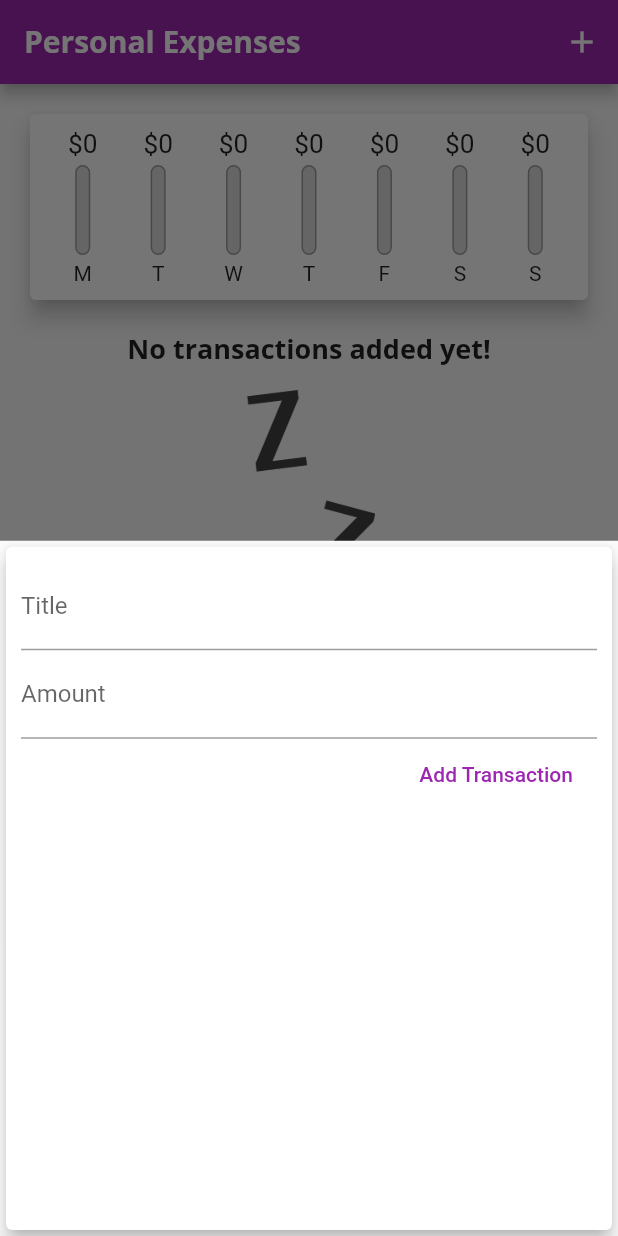
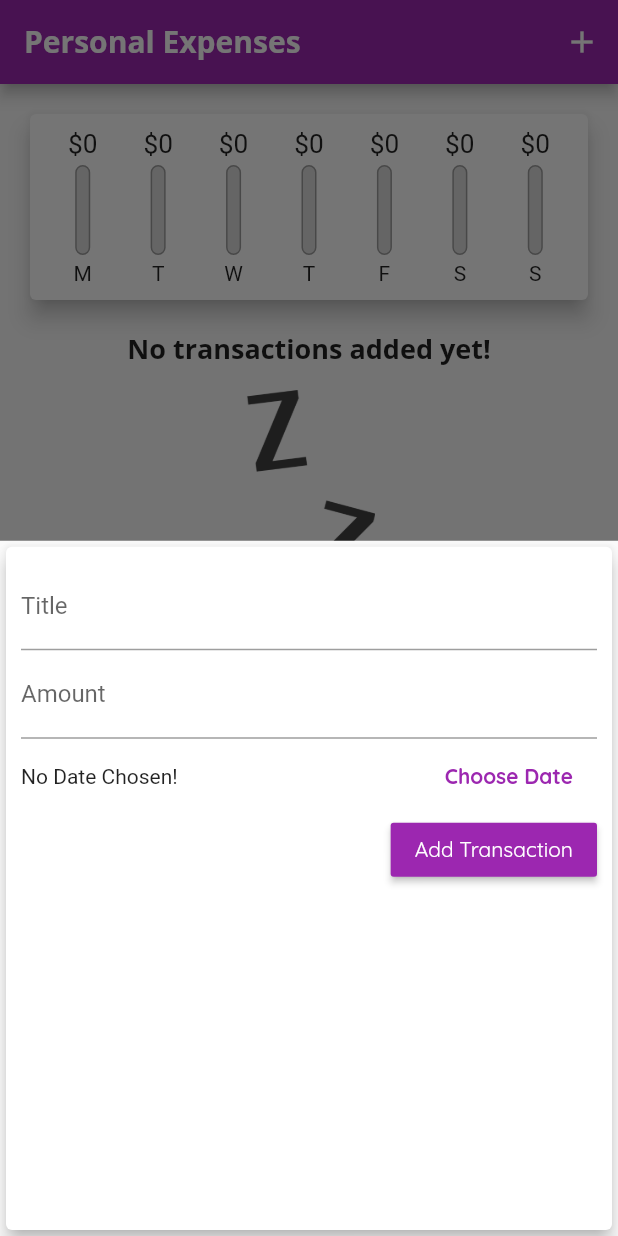
Before and after one commit to pavkoccino/my_expenses, a Flutter app: the screen it shows after launch, after a tap on the "add" icon, on a phone screen of 412 x 824 dp. Run offline on Flutter 3.47's test engine with Material 2 defaults, Android fonts, the phone set to English and light mode, and no system bars.

Commit message:
Finishing the myExpenses app

```diff
--- a/lib/main.dart
+++ b/lib/main.dart
@@ -21,7 +21,8 @@ class MyApp extends StatelessWidget {
               headline6: const TextStyle(
                   fontFamily: 'OpenSans',
                   fontWeight: FontWeight.bold,
-                  fontSize: 18)),
+                  fontSize: 18),
+              button: TextStyle(color: Colors.white)),
           appBarTheme: const AppBarTheme(
             titleTextStyle: TextStyle(
                 fontFamily: 'OpenSans',
@@ -59,15 +60,22 @@ class _MyHomePageState extends State<MyHomePage> {
     }).toList();
   }
 
-  void _addNewTransaction(String txTitle, double txAmount) {
+  void _addNewTransaction(
+      String txTitle, double txAmount, DateTime chosenDate) {
     final newTx = Transaction(
         id: DateTime.now().toString(),
         title: txTitle,
         amount: txAmount,
-        date: DateTime.now());
+        date: chosenDate);
 
     setState(() {
       _userTransactions.add(newTx);
+    });
+  }
+
+  void _deleteTransaction(String id) {
+    setState(() {
+      _userTransactions.removeWhere((tx) => tx.id == id);
     });
   }
 
@@ -100,7 +108,7 @@ class _MyHomePageState extends State<MyHomePage> {
             crossAxisAlignment: CrossAxisAlignment.stretch,
             children: <Widget>[
               Chart(_recentTransactions),
-              TransactionList(_userTransactions)
+              TransactionList(_userTransactions, _deleteTransaction)
             ]),
       ),
       floatingActionButtonLocation: FloatingActionButtonLocation.centerFloat,
--- a/lib/widgets/new_transaction.dart
+++ b/lib/widgets/new_transaction.dart
@@ -1,4 +1,5 @@
 import 'package:flutter/material.dart';
+import 'package:intl/intl.dart';
 
 class NewTransaction extends StatefulWidget {
   final Function addTx;
@@ -10,21 +11,40 @@ class NewTransaction extends StatefulWidget {
 }
 
 class _NewTransactionState extends State<NewTransaction> {
-  final titleInputController = TextEditingController();
+  final _titleInputController = TextEditingController();
+  final _amountInputController = TextEditingController();
+  DateTime? _selectedDate;
 
-  final amountInputController = TextEditingController();
+  void _submitData() {
+    if (_amountInputController.text.isEmpty) {
+      return;
+    }
+    final enteredTitle = _titleInputController.text;
+    final enteredAmount = double.parse(_amountInputController.text);
 
-  void submitData() {
-    final enteredTitle = titleInputController.text;
-    final enteredAmount = double.parse(amountInputController.text);
-
-    if (enteredTitle.isEmpty || enteredAmount <= 0) {
+    if (enteredTitle.isEmpty || enteredAmount <= 0 || _selectedDate == null) {
       return;
     }
 
-    widget.addTx(enteredTitle, enteredAmount);
+    widget.addTx(enteredTitle, enteredAmount, _selectedDate);
 
     Navigator.of(context).pop();
+  }
+
+  void _presentDatePicker() {
+    showDatePicker(
+            context: context,
+            initialDate: DateTime.now(),
+            firstDate: DateTime(2022),
+            lastDate: DateTime.now())
+        .then((pickedDate) {
+      if (pickedDate == null) {
+        return;
+      }
+      setState(() {
+        _selectedDate = pickedDate;
+      });
+    });
   }
 
   @override
@@ -37,20 +57,40 @@ class _NewTransactionState extends State<NewTransaction> {
           children: <Widget>[
             TextField(
               decoration: InputDecoration(labelText: 'Title'),
-              controller: titleInputController,
-              onSubmitted: (_) => submitData(),
+              controller: _titleInputController,
+              onSubmitted: (_) => _submitData(),
             ),
             TextField(
               decoration: InputDecoration(labelText: 'Amount'),
-              controller: amountInputController,
+              controller: _amountInputController,
               keyboardType: TextInputType.number,
-              onSubmitted: (_) => submitData(),
+              onSubmitted: (_) => _submitData(),
             ),
-            FlatButton(
-              onPressed: submitData,
-              child: const Text('Add Transaction'),
-              textColor: Colors.purple,
-            )
+            Container(
+              height: 50,
+              child: Row(
+                children: <Widget>[
+                  Expanded(
+                    child: Text(
+                      _selectedDate == null
+                          ? 'No Date Chosen!'
+                          : 'Picked Date: ${DateFormat.yMd().format(_selectedDate).toString()}',
+                    ),
+                  ),
+                  FlatButton(
+                    textColor: Theme.of(context).primaryColor,
+                    child: Text('Choose Date',
+                        style: TextStyle(fontWeight: FontWeight.bold)),
+                    onPressed: _presentDatePicker,
+                  )
+                ],
+              ),
+            ),
+            RaisedButton(
+                onPressed: _submitData,
+                child: const Text('Add Transaction'),
+                color: Theme.of(context).primaryColor,
+                textColor: Theme.of(context).textTheme.button?.color)
           ],
         ),
       ),
--- a/lib/widgets/transaction_list.dart
+++ b/lib/widgets/transaction_list.dart
@@ -4,8 +4,9 @@ import 'package:intl/intl.dart';
 
 class TransactionList extends StatelessWidget {
   final List<Transaction> transactions;
+  final Function deleteTx;
 
-  TransactionList(this.transactions);
+  TransactionList(this.transactions, this.deleteTx);
 
   @override
   Widget build(BuildContext context) {
@@ -36,13 +37,18 @@ class TransactionList extends StatelessWidget {
                           child: Padding(
                             padding: EdgeInsets.all(6),
                             child: FittedBox(
-                                  child:
-                                      Text('\$${transactions[index].amount}')),
+                                child: Text('\$${transactions[index].amount}')),
                           )),
                       title: Text(transactions[index].title,
                           style: Theme.of(context).textTheme.headline6),
-                        subtitle: Text(DateFormat.yMMMd()
-                            .format(transactions[index].date))),
+                      subtitle: Text(
+                          DateFormat.yMMMd().format(transactions[index].date)),
+                      trailing: IconButton(
+                        icon: Icon(Icons.delete),
+                        color: Theme.of(context).errorColor,
+                        onPressed: () => deleteTx(transactions[index].id),
+                      ),
+                    ),
                   );
                 },
                 itemCount: transactions.length,
```
Lines whose indentation alone changed are shown as unchanged.
